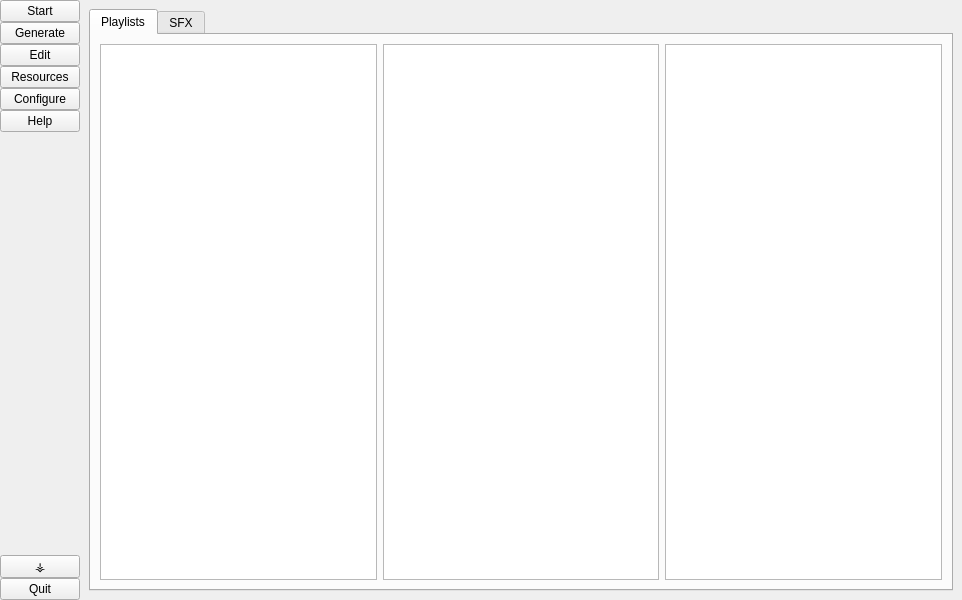
5in4/yonder, file yondergui.ui: the form before one commit.
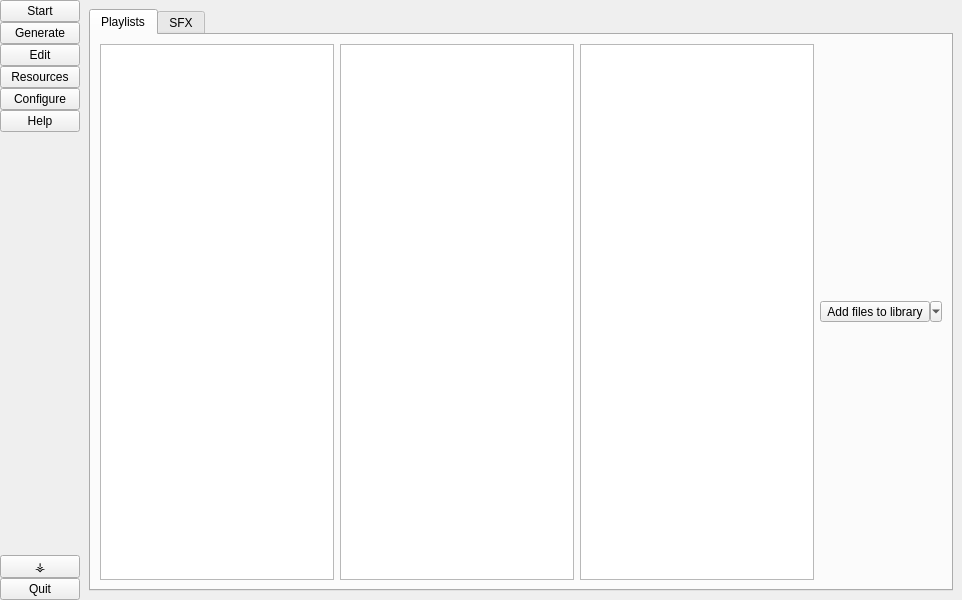
The form after the commit. Icons and pictures are not drawn. Custom widgets are drawn as their Qt base class.

Patch:
```diff
--- a/yondergui.ui
+++ b/yondergui.ui
@@ -527,7 +527,39 @@
              <widget class="QTableView" name="editor_music_playlist_content"/>
             </item>
             <item>
-             <widget class="QTableView" name="editor_music_library"/>
+             <widget class="LibraryView" name="editor_music_library">
+              <property name="dragDropMode">
+               <enum>QAbstractItemView::DropOnly</enum>
+              </property>
+              <property name="selectionMode">
+               <enum>QAbstractItemView::ExtendedSelection</enum>
+              </property>
+              <property name="selectionBehavior">
+               <enum>QAbstractItemView::SelectRows</enum>
+              </property>
+              <property name="showGrid">
+               <bool>false</bool>
+              </property>
+              <attribute name="horizontalHeaderShowSortIndicator" stdset="0">
+               <bool>true</bool>
+              </attribute>
+              <attribute name="horizontalHeaderStretchLastSection">
+               <bool>true</bool>
+              </attribute>
+              <attribute name="verticalHeaderVisible">
+               <bool>false</bool>
+              </attribute>
+             </widget>
+            </item>
+            <item>
+             <widget class="QToolButton" name="btn_music_library_add">
+              <property name="text">
+               <string>Add files to library</string>
+              </property>
+              <property name="popupMode">
+               <enum>QToolButton::MenuButtonPopup</enum>
+              </property>
+             </widget>
             </item>
            </layout>
           </widget>
@@ -890,6 +922,11 @@
    <extends>QLineEdit</extends>
    <header>view/qlineeditfilter.h</header>
   </customwidget>
+  <customwidget>
+   <class>LibraryView</class>
+   <extends>QTableView</extends>
+   <header>view/libraryview.h</header>
+  </customwidget>
  </customwidgets>
  <resources>
   <include location="yonder.qrc"/>
```
Left out of the diff: 10 changed lines with no effect on the pictures.
